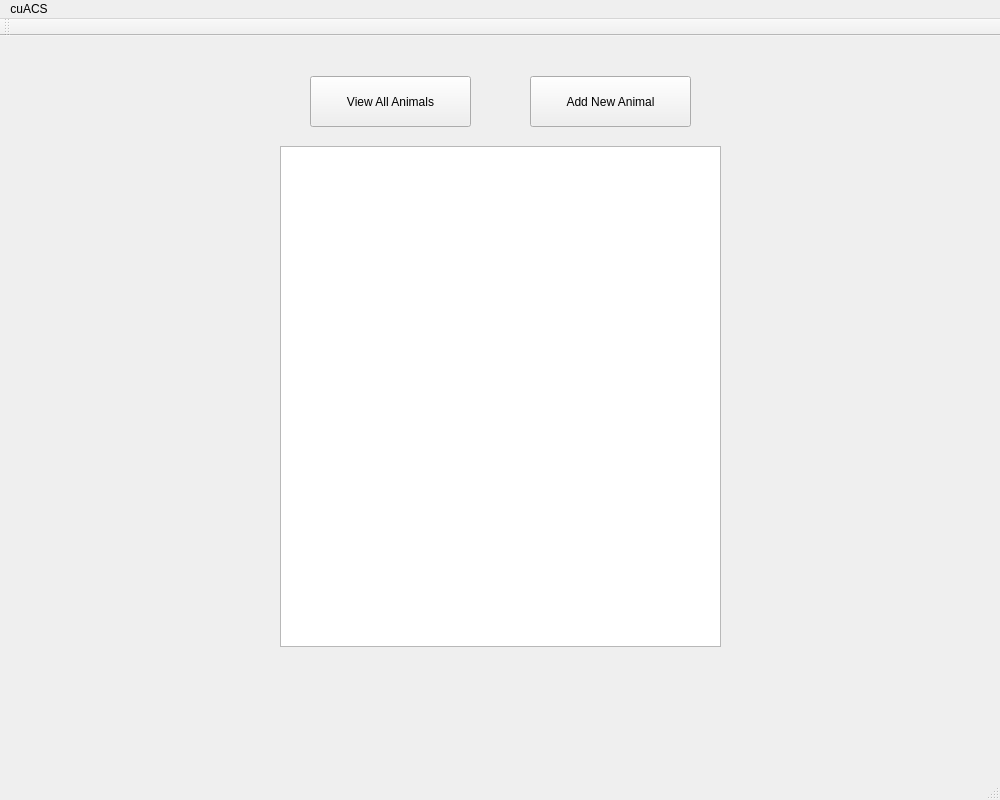
The window that mainwindow.ui (ColeMacdonald1709/comp3004) describes before a commit, drawn with Qt 5.
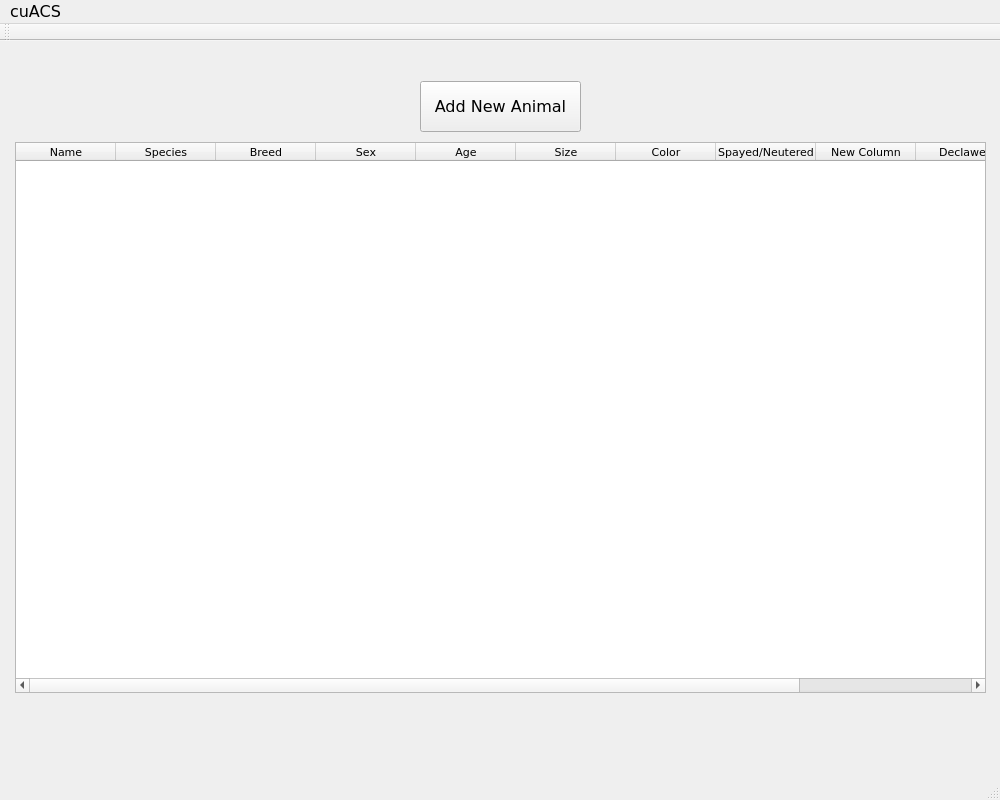
The same window after the commit.

Commit message: view animals from db and new ui

What changed in the file:
```diff
--- a/mainwindow.ui
+++ b/mainwindow.ui
@@ -16,27 +16,20 @@
     <height>800</height>
    </size>
   </property>
+  <property name="font">
+   <font>
+    <family>DejaVu Sans</family>
+    <pointsize>12</pointsize>
+   </font>
+  </property>
   <property name="windowTitle">
    <string>MainWindow</string>
   </property>
   <widget class="QWidget" name="centralWidget">
-   <widget class="QPushButton" name="viewAnimalsbtn">
-    <property name="geometry">
-     <rect>
-      <x>310</x>
-      <y>40</y>
-      <width>161</width>
-      <height>51</height>
-     </rect>
-    </property>
-    <property name="text">
-     <string>View All Animals</string>
-    </property>
-   </widget>
    <widget class="QPushButton" name="addAnimalbtn">
     <property name="geometry">
      <rect>
-      <x>530</x>
+      <x>420</x>
       <y>40</y>
       <width>161</width>
       <height>51</height>
@@ -46,15 +39,162 @@
      <string>Add New Animal</string>
     </property>
    </widget>
-   <widget class="QTableView" name="tblAnimals">
+   <widget class="QTableWidget" name="animalView">
     <property name="geometry">
      <rect>
-      <x>280</x>
-      <y>110</y>
-      <width>441</width>
-      <height>501</height>
+      <x>15</x>
+      <y>101</y>
+      <width>971</width>
+      <height>551</height>
      </rect>
     </property>
+    <property name="font">
+     <font>
+      <pointsize>8</pointsize>
+     </font>
+    </property>
+    <property name="sizeAdjustPolicy">
+     <enum>QAbstractScrollArea::AdjustIgnored</enum>
+    </property>
+    <property name="editTriggers">
+     <set>QAbstractItemView::NoEditTriggers</set>
+    </property>
+    <property name="dragDropOverwriteMode">
+     <bool>false</bool>
+    </property>
+    <property name="showGrid">
+     <bool>true</bool>
+    </property>
+    <property name="wordWrap">
+     <bool>false</bool>
+    </property>
+    <property name="columnCount">
+     <number>11</number>
+    </property>
+    <attribute name="horizontalHeaderCascadingSectionResizes">
+     <bool>false</bool>
+    </attribute>
+    <column>
+     <property name="text">
+      <string>Name</string>
+     </property>
+     <property name="font">
+      <font>
+       <family>DejaVu Sans</family>
+       <pointsize>8</pointsize>
+      </font>
+     </property>
+    </column>
+    <column>
+     <property name="text">
+      <string>Species</string>
+     </property>
+     <property name="font">
+      <font>
+       <family>DejaVu Sans</family>
+       <pointsize>8</pointsize>
+      </font>
+     </property>
+    </column>
+    <column>
+     <property name="text">
+      <string>Breed</string>
+     </property>
+     <property name="font">
+      <font>
+       <family>DejaVu Sans</family>
+       <pointsize>8</pointsize>
+      </font>
+     </property>
+    </column>
+    <column>
+     <property name="text">
+      <string>Sex</string>
+     </property>
+     <property name="font">
+      <font>
+       <family>DejaVu Sans</family>
+       <pointsize>8</pointsize>
+      </font>
+     </property>
+    </column>
+    <column>
+     <property name="text">
+      <string>Age</string>
+     </property>
+     <property name="font">
+      <font>
+       <family>DejaVu Sans</family>
+       <pointsize>8</pointsize>
+      </font>
+     </property>
+    </column>
+    <column>
+     <property name="text">
+      <string>Size</string>
+     </property>
+     <property name="font">
+      <font>
+       <family>DejaVu Sans</family>
+       <pointsize>8</pointsize>
+      </font>
+     </property>
+    </column>
+    <column>
+     <property name="text">
+      <string>Color</string>
+     </property>
+     <property name="font">
+      <font>
+       <family>DejaVu Sans</family>
+       <pointsize>8</pointsize>
+      </font>
+     </property>
+    </column>
+    <column>
+     <property name="text">
+      <string>Spayed/Neutered</string>
+     </property>
+     <property name="font">
+      <font>
+       <family>DejaVu Sans</family>
+       <pointsize>8</pointsize>
+      </font>
+     </property>
+    </column>
+    <column>
+     <property name="text">
+      <string>New Column</string>
+     </property>
+     <property name="font">
+      <font>
+       <family>DejaVu Sans</family>
+       <pointsize>8</pointsize>
+      </font>
+     </property>
+    </column>
+    <column>
+     <property name="text">
+      <string>Declawed</string>
+     </property>
+     <property name="font">
+      <font>
+       <family>DejaVu Sans</family>
+       <pointsize>8</pointsize>
+      </font>
+     </property>
+    </column>
+    <column>
+     <property name="text">
+      <string>Moulting</string>
+     </property>
+     <property name="font">
+      <font>
+       <family>DejaVu Sans</family>
+       <pointsize>8</pointsize>
+      </font>
+     </property>
+    </column>
    </widget>
   </widget>
   <widget class="QMenuBar" name="menuBar">
@@ -63,7 +203,7 @@
      <x>0</x>
      <y>0</y>
      <width>1000</width>
-     <height>22</height>
+     <height>24</height>
     </rect>
    </property>
    <widget class="QMenu" name="menucuACS">
```
The commit also changes 7 other files.
